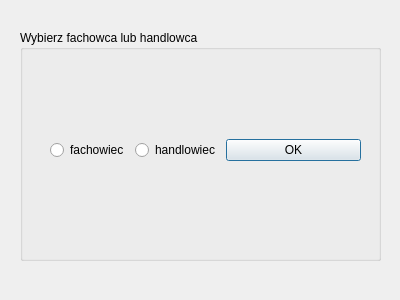
hergerr/POProject, file Handel/chooseapersondialog.ui: the form before one commit.
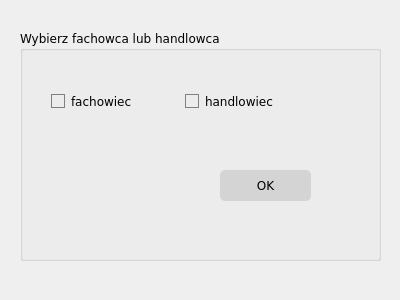
The form after the commit.

What changed in the file:
```diff
--- a/Handel/chooseapersondialog.ui
+++ b/Handel/chooseapersondialog.ui
@@ -10,6 +10,18 @@
     <height>300</height>
    </rect>
   </property>
+  <property name="minimumSize">
+   <size>
+    <width>400</width>
+    <height>300</height>
+   </size>
+  </property>
+  <property name="maximumSize">
+   <size>
+    <width>400</width>
+    <height>300</height>
+   </size>
+  </property>
   <property name="windowTitle">
    <string>Dialog</string>
   </property>
@@ -22,41 +34,85 @@
      <height>231</height>
     </rect>
    </property>
+   <property name="font">
+    <font>
+     <family>Verdana</family>
+    </font>
+   </property>
    <property name="title">
     <string>Wybierz fachowca lub handlowca</string>
    </property>
+   <widget class="QPushButton" name="okPushButton">
+    <property name="geometry">
+     <rect>
+      <x>200</x>
+      <y>140</y>
+      <width>91</width>
+      <height>31</height>
+     </rect>
+    </property>
+    <property name="font">
+     <font>
+      <family>Verdana</family>
+     </font>
+    </property>
+    <property name="styleSheet">
+     <string notr="true">QPushButton {
+	border-radius: 5px;
+	background-color: rgb(212, 212, 212);
+}
+
+
+QPushButton:pressed {
+	
+	background-color: rgb(167, 167, 167);
+}</string>
+    </property>
+    <property name="text">
+     <string>OK</string>
+    </property>
+   </widget>
    <widget class="QWidget" name="">
     <property name="geometry">
      <rect>
-      <x>30</x>
-      <y>40</y>
-      <width>311</width>
-      <height>161</height>
+      <x>31</x>
+      <y>41</y>
+      <width>261</width>
+      <height>61</height>
      </rect>
     </property>
-    <layout class="QHBoxLayout" name="horizontalLayout_2">
+    <layout class="QHBoxLayout" name="horizontalLayout">
      <item>
-      <layout class="QHBoxLayout" name="horizontalLayout">
-       <item>
-        <widget class="QRadioButton" name="professionalRadioButton">
-         <property name="text">
-          <string>fachowiec</string>
-         </property>
-        </widget>
-       </item>
-       <item>
-        <widget class="QRadioButton" name="traderRadioButton">
-         <property name="text">
-          <string>handlowiec</string>
-         </property>
-        </widget>
-       </item>
-      </layout>
+      <widget class="QRadioButton" name="professionalRadioButton">
+       <property name="styleSheet">
+        <string notr="true">QRadioButton::indicator {
+border: 1px solid gray;
+border-radious: 5px;
+}
+
+QRadioButton::indicator::checked {
+background-color: rgb(212, 212, 212);
+}</string>
+       </property>
+       <property name="text">
+        <string>fachowiec</string>
+       </property>
+      </widget>
      </item>
      <item>
-      <widget class="QPushButton" name="okPushButton">
+      <widget class="QRadioButton" name="traderRadioButton">
+       <property name="styleSheet">
+        <string notr="true">QRadioButton::indicator {
+border: 1px solid gray;
+border-radious: 5px;
+}
+
+QRadioButton::indicator::checked {
+background-color: rgb(212, 212, 212);
+}</string>
+       </property>
        <property name="text">
-        <string>OK</string>
+        <string>handlowiec</string>
        </property>
       </widget>
      </item>
```
